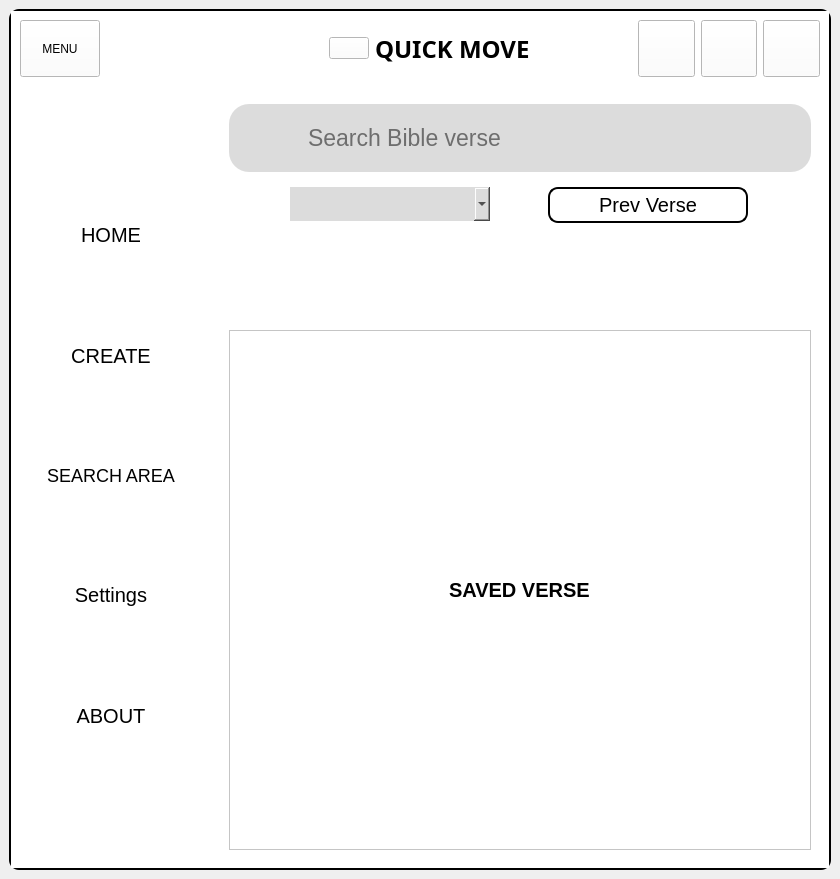
The window that ui/MainWindow.ui (Achu-Worifung/quickMove) describes before a commit, drawn with Qt 5.
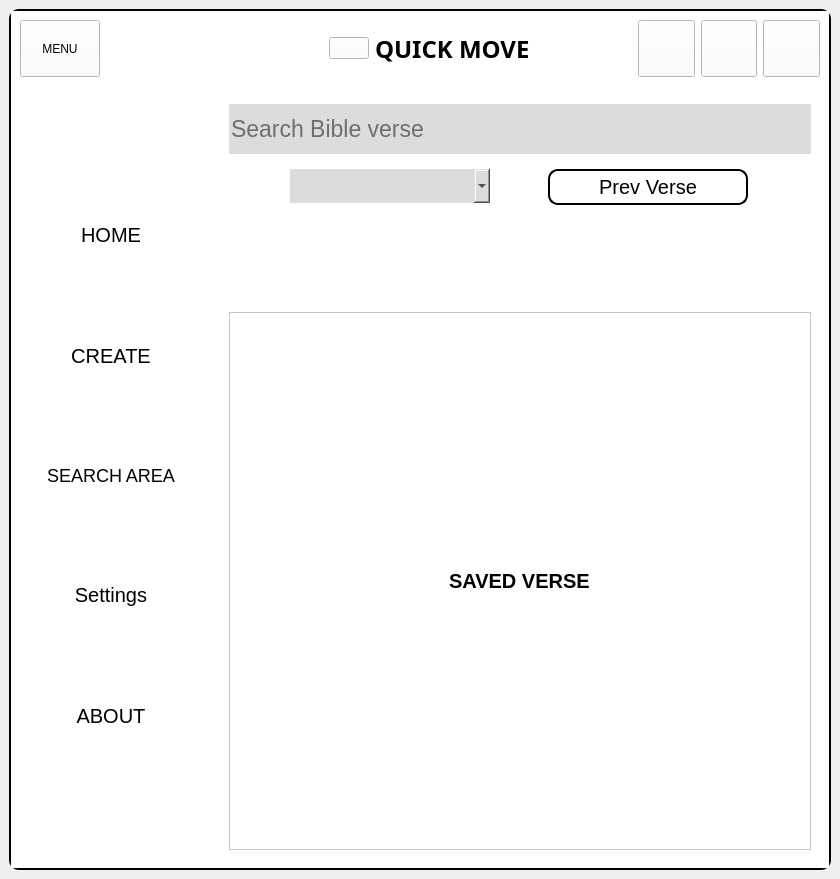
The same window after the commit. The open tabs and pages were chosen to show the change. Icons and pictures are not drawn.

Commit message: fix layout --alinged suggestion model with parent container --removed eye --changed border radius of componnt

Patch:
```diff
--- a/ui/MainWindow.ui
+++ b/ui/MainWindow.ui
@@ -938,7 +938,7 @@
                      </property>
                      <property name="font">
                       <font>
-                       <pointsize>15</pointsize>
+                       <pointsize>12</pointsize>
                       </font>
                      </property>
                      <property name="text">
@@ -1016,8 +1016,8 @@
                        <rect>
                         <x>0</x>
                         <y>0</y>
-                        <width>597</width>
-                        <height>508</height>
+                        <width>578</width>
+                        <height>526</height>
                        </rect>
                       </property>
                       <property name="focusPolicy">
@@ -1192,35 +1192,21 @@
                       <string notr="true">border-width:2px;
 border-color: rgb(27, 188, 155);
 background-color:  rgb(220, 220, 220);
-border-radius: 20px</string>
+</string>
                      </property>
                      <layout class="QHBoxLayout" name="horizontalLayout_17">
-                      <item>
-                       <widget class="QPushButton" name="pushButton_5">
-                        <property name="styleSheet">
-                         <string notr="true">selection-background-color: rgb(53, 255, 100);
-    border-style: none;
-
-
-    border-color: none;
-    padding: 4px;
-font:20px</string>
-                        </property>
-                        <property name="text">
-                         <string/>
-                        </property>
-                        <property name="icon">
-                         <iconset>
-                          <normaloff>../Icons/close.ico</normaloff>../Icons/close.ico</iconset>
-                        </property>
-                        <property name="iconSize">
-                         <size>
-                          <width>30</width>
-                          <height>30</height>
-                         </size>
-                        </property>
-                       </widget>
-                      </item>
+                      <property name="leftMargin">
+                       <number>0</number>
+                      </property>
+                      <property name="topMargin">
+                       <number>0</number>
+                      </property>
+                      <property name="rightMargin">
+                       <number>0</number>
+                      </property>
+                      <property name="bottomMargin">
+                       <number>0</number>
+                      </property>
                       <item>
                        <widget class="QLineEdit" name="lineEdit_3">
                         <property name="minimumSize">
@@ -1248,6 +1234,9 @@
                         <property name="cursor">
                          <cursorShape>PointingHandCursor</cursorShape>
                         </property>
+                        <property name="styleSheet">
+                         <string notr="true">border-radius: 25px</string>
+                        </property>
                         <property name="text">
                          <string/>
                         </property>
```
Left out of the diff: 17 changed lines with no effect on the pictures. The commit also changes 4 other files.
